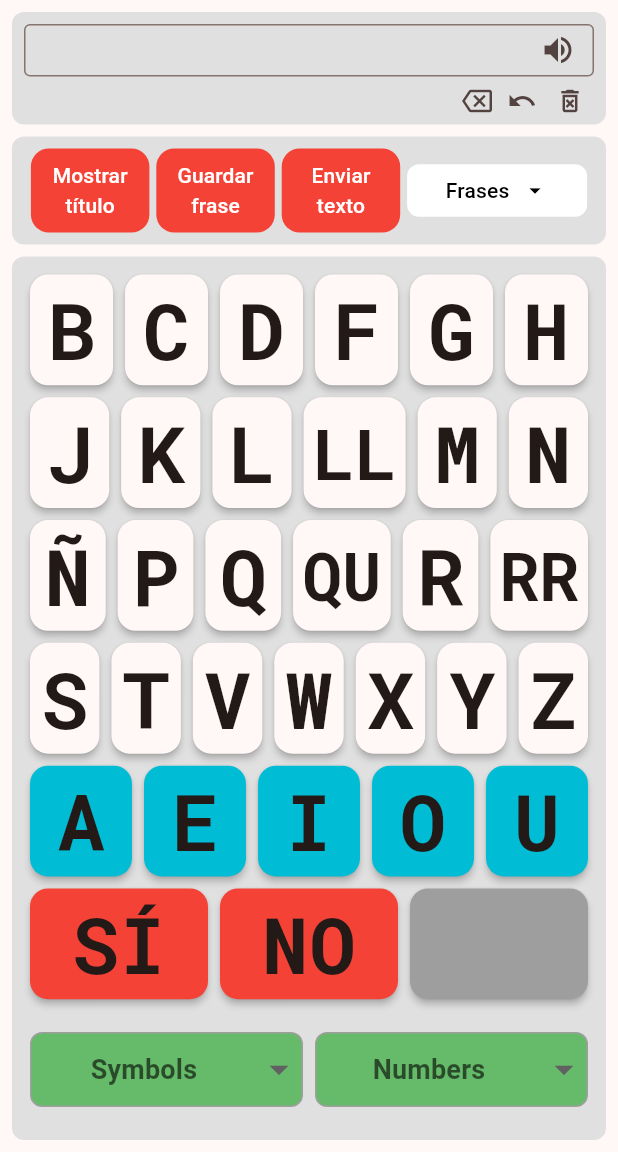
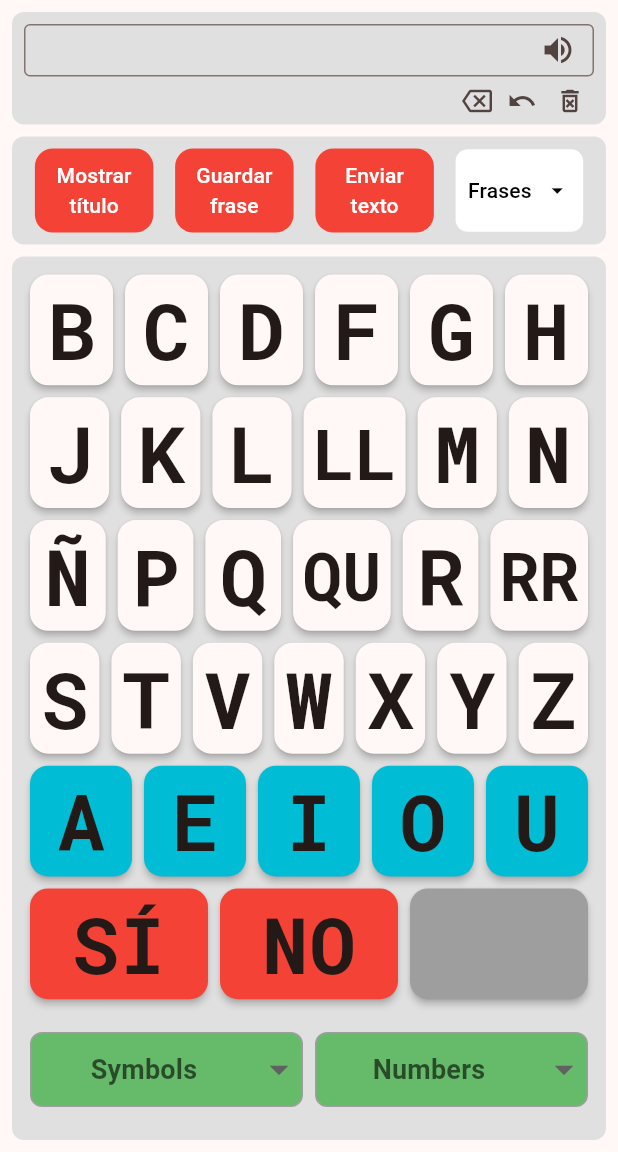
Before and after one commit to IT-Rafa/parkingson_key, a Flutter app: the screen it shows after launch, on a phone screen of 412 x 824 dp, the part 84-1236 px from its top. Run offline on Flutter 3.47's test engine with Material 3 defaults, Android fonts, the phone set to English and light mode, and no system bars; our stand-ins replace easy_localization, flutter_riverpod, shared_preferences; Roboto replaces fonts that are missing (Commissioner); project files that could hold a hidden picture were left out.

Commit message:
fix size buttons android

```diff
--- a/lib/src/features/uix/screens/keyboard/widgets/app_button.dart
+++ b/lib/src/features/uix/screens/keyboard/widgets/app_button.dart
@@ -19,7 +19,7 @@ class AppButton extends StatelessWidget {
       ),
       onPressed: onPressed,
       label: SizedBox(
-        width: isPortrait ? 55 : 100,
+        width: isPortrait ? 55 : 90,
         height: isPortrait ? 40 : 20,
         child: Align(
           alignment: Alignment.center,
--- a/lib/src/features/uix/screens/keyboard/widgets/build_buttons.dart
+++ b/lib/src/features/uix/screens/keyboard/widgets/build_buttons.dart
@@ -37,8 +37,8 @@ List<Widget> buildButtons(
     ),
 
     SizedBox(
-      width: isPortrait ? 90 : 120,
-      height: isPortrait ? 50 : 35,
+      width: isPortrait ? 85 : 112,
+      height: isPortrait ? 55 : 35,
       child: PhrasesMenuAnchor(
         phrases: const ["¿En qué puedo ayudarte?", "Voy hacia allí", "Gracias"],
         onSelected: (value) {
--- a/lib/src/features/uix/screens/keyboard/widgets/landscape_layout.dart
+++ b/lib/src/features/uix/screens/keyboard/widgets/landscape_layout.dart
@@ -46,7 +46,7 @@ class  LandscapeLayout extends ConsumerWidget {
             borderRadius: BorderRadius.circular(8),
           ),
           child: Column(
-            mainAxisAlignment: MainAxisAlignment.spaceBetween,
+            mainAxisAlignment: MainAxisAlignment.spaceAround,
             children: buttonsWidgetList,
           ),
         ),
--- a/lib/src/features/uix/screens/keyboard/widgets/portrait_layout.dart
+++ b/lib/src/features/uix/screens/keyboard/widgets/portrait_layout.dart
@@ -15,7 +15,7 @@ class PortraitLayout  extends ConsumerWidget {
       context,
       ref: ref,
       controller: controller,
-      isPortrait: false,
+      isPortrait: true,
     );
 
 
@@ -30,7 +30,7 @@ class PortraitLayout  extends ConsumerWidget {
             borderRadius: BorderRadius.circular(8),
           ),
           child: Row(
-            mainAxisAlignment: MainAxisAlignment.spaceEvenly,
+            mainAxisAlignment: MainAxisAlignment.spaceAround,
             children: buttonsWidgetList,
           ),
         ),
```
